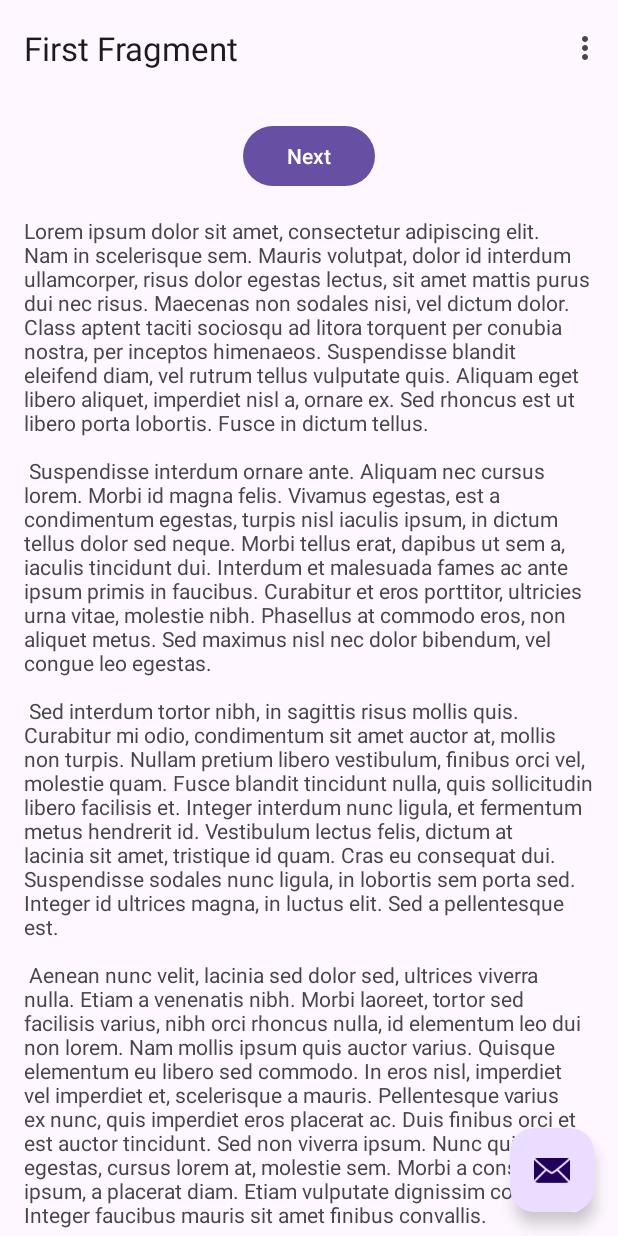
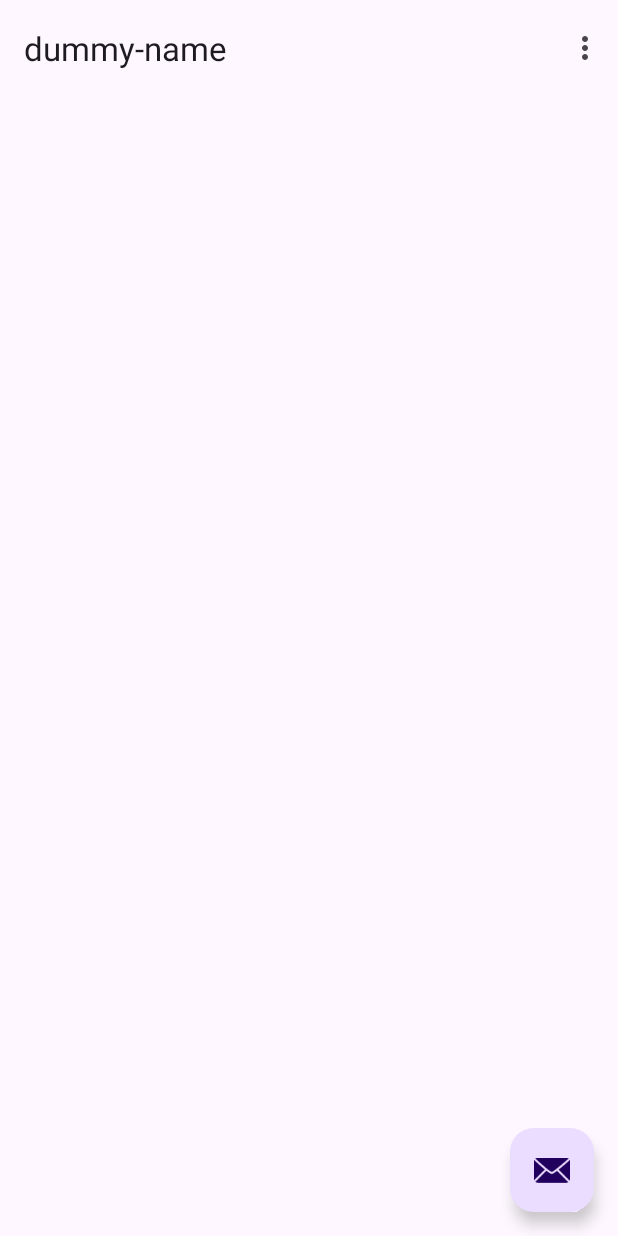
Before and after one commit to sdkkds2125/ShutApp, an Android app: the screen it shows after launch (MainActivity), on a phone screen of 412 x 824 dp. Run offline under Robolectric (Android 15) with nearby library versions, the phone set to English and light mode, and no system bars.

Commit message:
Removed Navigation and such

```diff
--- a/app/src/main/java/com/example/dummy_name/FirstFragment.java
+++ /dev/null
@@ -1,47 +0,0 @@
-package com.example.dummy_name;
-
-import android.os.Bundle;
-import android.view.LayoutInflater;
-import android.view.View;
-import android.view.ViewGroup;
-
-import androidx.annotation.NonNull;
-import androidx.fragment.app.Fragment;
-import androidx.navigation.fragment.NavHostFragment;
-
-import com.example.dummy_name.databinding.FragmentFirstBinding;
-
-public class FirstFragment extends Fragment {
-
-    private FragmentFirstBinding binding;
-
-    @Override
-    public View onCreateView(
-            LayoutInflater inflater, ViewGroup container,
-            Bundle savedInstanceState
-    ) {
-
-        binding = FragmentFirstBinding.inflate(inflater, container, false);
-        return binding.getRoot();
-
-    }
-
-    public void onViewCreated(@NonNull View view, Bundle savedInstanceState) {
-        super.onViewCreated(view, savedInstanceState);
-
-        binding.buttonFirst.setOnClickListener(new View.OnClickListener() {
-            @Override
-            public void onClick(View view) {
-                NavHostFragment.findNavController(FirstFragment.this)
-                        .navigate(R.id.action_FirstFragment_to_SecondFragment);
-            }
-        });
-    }
-
-    @Override
-    public void onDestroyView() {
-        super.onDestroyView();
-        binding = null;
-    }
-
-}
--- a/app/src/main/java/com/example/dummy_name/MainActivity.java
+++ b/app/src/main/java/com/example/dummy_name/MainActivity.java
@@ -9,10 +9,6 @@ import androidx.appcompat.app.AppCompatActivity;
 import android.view.View;
 
 import androidx.core.view.WindowCompat;
-import androidx.navigation.NavController;
-import androidx.navigation.Navigation;
-import androidx.navigation.ui.AppBarConfiguration;
-import androidx.navigation.ui.NavigationUI;
 
 import com.example.dummy_name.databinding.ActivityMainBinding;
 
@@ -32,7 +28,6 @@ public class MainActivity extends AppCompatActivity {
 //    NotificationManager.Policy.PRIORITY_SENDERS_CONTACTS));
 //
 //mNotificationManager.setInterruptionFilter(NotificationManager.INTERRUPTION_FILTER_PRIORITY);
-    private AppBarConfiguration appBarConfiguration;
     private ActivityMainBinding binding;
 
     @Override
@@ -43,10 +38,6 @@ public class MainActivity extends AppCompatActivity {
         setContentView(binding.getRoot());
 
         setSupportActionBar(binding.toolbar);
-
-        NavController navController = Navigation.findNavController(this, R.id.nav_host_fragment_content_main);
-        appBarConfiguration = new AppBarConfiguration.Builder(navController.getGraph()).build();
-        NavigationUI.setupActionBarWithNavController(this, navController, appBarConfiguration);
 
         binding.fab.setOnClickListener(new View.OnClickListener() {
             @Override
@@ -80,10 +71,4 @@ public class MainActivity extends AppCompatActivity {
         return super.onOptionsItemSelected(item);
     }
 
-    @Override
-    public boolean onSupportNavigateUp() {
-        NavController navController = Navigation.findNavController(this, R.id.nav_host_fragment_content_main);
-        return NavigationUI.navigateUp(navController, appBarConfiguration)
-                || super.onSupportNavigateUp();
-    }
 }
--- a/app/src/main/res/layout/content_main.xml
+++ b/app/src/main/res/layout/content_main.xml
@@ -5,15 +5,4 @@
     android:layout_height="match_parent"
     app:layout_behavior="@string/appbar_scrolling_view_behavior">
 
-    <fragment
-        android:id="@+id/nav_host_fragment_content_main"
-        android:name="androidx.navigation.fragment.NavHostFragment"
-        android:layout_width="0dp"
-        android:layout_height="0dp"
-        app:defaultNavHost="true"
-        app:layout_constraintBottom_toBottomOf="parent"
-        app:layout_constraintEnd_toEndOf="parent"
-        app:layout_constraintStart_toStartOf="parent"
-        app:layout_constraintTop_toTopOf="parent"
-        app:navGraph="@navigation/nav_graph" />
 </androidx.constraintlayout.widget.ConstraintLayout>
--- a/app/src/main/res/layout/fragment_first.xml
+++ /dev/null
@@ -1,35 +0,0 @@
-<?xml version="1.0" encoding="utf-8"?>
-<androidx.core.widget.NestedScrollView xmlns:android="http://schemas.android.com/apk/res/android"
-    xmlns:app="http://schemas.android.com/apk/res-auto"
-    xmlns:tools="http://schemas.android.com/tools"
-    android:layout_width="match_parent"
-    android:layout_height="match_parent"
-    tools:context=".FirstFragment">
-
-    <androidx.constraintlayout.widget.ConstraintLayout
-        android:layout_width="match_parent"
-        android:layout_height="match_parent"
-        android:padding="16dp">
-
-        <Button
-            android:id="@+id/button_first"
-            android:layout_width="wrap_content"
-            android:layout_height="wrap_content"
-            android:text="@string/next"
-            app:layout_constraintBottom_toTopOf="@id/textview_first"
-            app:layout_constraintEnd_toEndOf="parent"
-            app:layout_constraintStart_toStartOf="parent"
-            app:layout_constraintTop_toTopOf="parent" />
-
-        <TextView
-            android:id="@+id/textview_first"
-            android:layout_width="wrap_content"
-            android:layout_height="wrap_content"
-            android:layout_marginTop="16dp"
-            android:text="@string/lorem_ipsum"
-            app:layout_constraintBottom_toBottomOf="parent"
-            app:layout_constraintEnd_toEndOf="parent"
-            app:layout_constraintStart_toStartOf="parent"
-            app:layout_constraintTop_toBottomOf="@id/button_first" />
-    </androidx.constraintlayout.widget.ConstraintLayout>
-</androidx.core.widget.NestedScrollView>
--- a/app/src/main/res/navigation/nav_graph.xml
+++ /dev/null
@@ -1,28 +0,0 @@
-<?xml version="1.0" encoding="utf-8"?>
-<navigation xmlns:android="http://schemas.android.com/apk/res/android"
-    xmlns:app="http://schemas.android.com/apk/res-auto"
-    xmlns:tools="http://schemas.android.com/tools"
-    android:id="@+id/nav_graph"
-    app:startDestination="@id/FirstFragment">
-
-    <fragment
-        android:id="@+id/FirstFragment"
-        android:name="com.example.dummy_name.FirstFragment"
-        android:label="@string/first_fragment_label"
-        tools:layout="@layout/fragment_first">
-
-        <action
-            android:id="@+id/action_FirstFragment_to_SecondFragment"
-            app:destination="@id/SecondFragment" />
-    </fragment>
-    <fragment
-        android:id="@+id/SecondFragment"
-        android:name="com.example.dummy_name.SecondFragment"
-        android:label="@string/second_fragment_label"
-        tools:layout="@layout/fragment_second">
-
-        <action
-            android:id="@+id/action_SecondFragment_to_FirstFragment"
-            app:destination="@id/FirstFragment" />
-    </fragment>
-</navigation>
--- a/build.gradle
+++ b/build.gradle
@@ -1,5 +1,5 @@
 // Top-level build file where you can add configuration options common to all sub-projects/modules.
 plugins {
-    id 'com.android.application' version '8.0.2' apply false
-    id 'com.android.library' version '8.0.2' apply false
+    id 'com.android.application' version '8.1.0' apply false
+    id 'com.android.library' version '8.1.0' apply false
 }
```
Also changed, not shown: app/src/main/java/com/example/dummy_name/SecondFragment.java (deleted, +0 -47 lines), app/src/main/res/layout/fragment_second.xml (deleted, +0 -35 lines).
